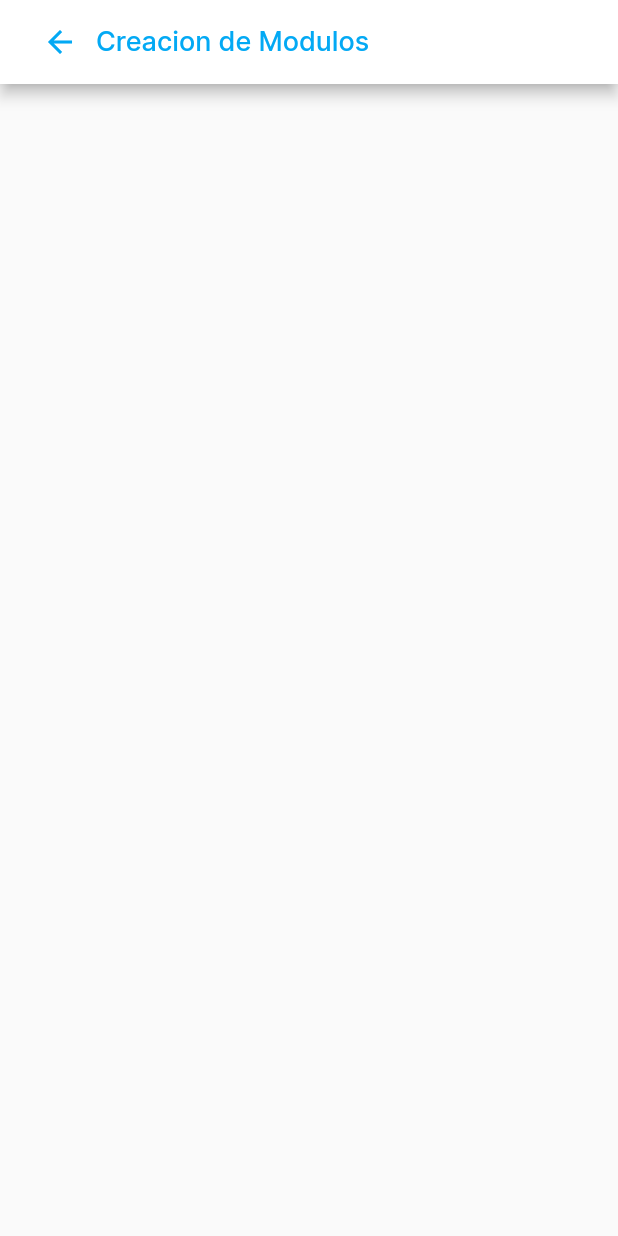
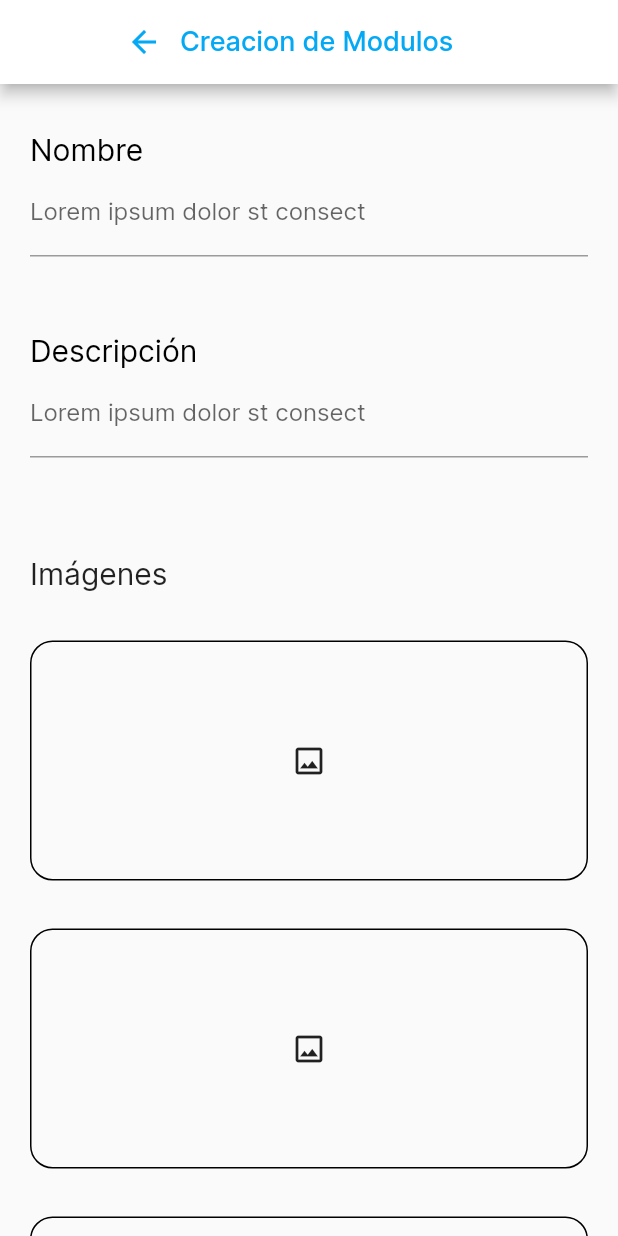
Before and after one commit to Marco984242564/Ui_test_flutter, a Flutter app: the crearModulos screen opened directly, on a phone screen of 412 x 824 dp. Run offline on Flutter 3.47's test engine with Material 2 defaults, Android fonts, the phone set to English and light mode, and no system bars; our stand-ins replace device_preview.

Commit message:
segundo commit

```diff
--- a/lib/creacion_modulos.dart
+++ b/lib/creacion_modulos.dart
@@ -1,9 +1,15 @@
+import 'package:fasty/widgets/fasty_botones.dart';
+import 'package:fasty/widgets/fasty_fields.dart';
+import 'package:fasty/widgets/insertar_Imagen.dart';
 import 'package:flutter/material.dart';
 
 class crearModulos extends StatelessWidget {
   @override
   Widget build(BuildContext context) {
-    return Scaffold(
+    return GestureDetector(
+      onTap: () => FocusScope.of(context).unfocus(),
+      child: Scaffold(
+        resizeToAvoidBottomInset: false,
         appBar: AppBar(
           backgroundColor: Colors.white,
           title: Row(
@@ -14,8 +20,45 @@ class crearModulos extends StatelessWidget {
               Text(
                 'Creacion de Modulos',
                 style: TextStyle(
-                  fontFamily: 'Inter', color: Colors.lightBlue, fontSize: 18),
+                  fontFamily: 'Inter',
+                  color: Colors.lightBlue,
+                  fontSize: 18,
+                ),
               )
+            ],
+          ),
+        ),
+        body: ListView(
+          keyboardDismissBehavior: ScrollViewKeyboardDismissBehavior.onDrag,
+          children: [
+            const fastyFields(
+                head: 'Nombre', field: 'Lorem ipsum dolor st consect'),
+            const fastyFields(
+                head: 'Descripción', field: 'Lorem ipsum dolor st consect'),
+            const SizedBox(
+              height: 47,
+            ),
+            Container(
+              padding: const EdgeInsets.symmetric(horizontal: 20),
+              width: double.infinity,
+              child: const Text(
+                'Imágenes',
+                style: TextStyle(fontFamily: 'Inter', fontSize: 20),
+              ),
+            ),
+            insertar_Imagen(),
+            insertar_Imagen(),
+            insertar_Imagen(),
+            const SizedBox(
+              height: 34,
+            ),
+            Container(
+                padding: const EdgeInsets.only(bottom: 53),
+                child: const fasty_Botones(
+                  btn_label: 'Crear',
+                  btn_label2: 'Cancelar',
+                  icondata: Icons.add_outlined,
+                )),
           ],
         ),
       ),
--- a/lib/main.dart
+++ b/lib/main.dart
@@ -1,4 +1,5 @@
 import 'package:device_preview/device_preview.dart';
+import 'package:fasty/Autenticacion.dart';
 import 'package:fasty/creacion_modulos.dart';
 import 'package:fasty/ventana_modulos.dart';
 import 'package:fasty/fastyboard.dart';
@@ -24,6 +25,6 @@ class MyApp extends StatelessWidget {
         useInheritedMediaQuery: true,
         locale: DevicePreview.locale(context),
         builder: DevicePreview.appBuilder,
-        home: crearModulos());
+        home: autentcacion());
   }
 }
--- /dev/null
+++ b/lib/widgets/fasty_fields.dart
@@ -0,0 +1,38 @@
+import 'package:flutter/material.dart';
+
+class fastyFields extends StatelessWidget {
+  final String head;
+  final String field;
+
+  const fastyFields({super.key, required this.head, required this.field});
+  @override
+  Widget build(BuildContext context) {
+    return Container(
+      padding: const EdgeInsets.symmetric(horizontal: 20),
+      child: Column(mainAxisAlignment: MainAxisAlignment.start, children: [
+        const SizedBox(
+          height: 32,
+        ),
+        SizedBox(
+          width: double.infinity,
+          child: Text(
+            head,
+            textAlign: TextAlign.start,
+            style: const TextStyle(
+                fontFamily: 'Inter', fontSize: 20, color: Colors.black),
+          ),
+        ),
+        TextField(
+          decoration: InputDecoration(
+            labelText: field,
+          ),
+          style: const TextStyle(
+              fontFamily: 'Inter', fontSize: 16, color: Colors.grey),
+        ),
+        const SizedBox(
+          height: 19,
+        )
+      ]),
+    );
+  }
+}
--- /dev/null
+++ b/lib/widgets/insertar_Imagen.dart
@@ -0,0 +1,27 @@
+import 'package:flutter/material.dart';
+
+class insertar_Imagen extends StatelessWidget {
+  @override
+  Widget build(BuildContext context) {
+    return Container(
+      width: double.infinity,
+      padding: const EdgeInsets.symmetric(horizontal: 20),
+      child: Column(
+        children: [
+          const SizedBox(
+            height: 32,
+          ),
+          Container(
+            width: double.infinity,
+            height: 160,
+            decoration: BoxDecoration(
+              border: Border.all(),
+              borderRadius: BorderRadius.circular(15),
+            ),
+            child: const Icon(Icons.image_outlined),
+          ),
+        ],
+      ),
+    );
+  }
+}
--- a/pubspec.yaml
+++ b/pubspec.yaml
@@ -70,6 +70,7 @@ flutter:
     - assets/Imagenes/modulos4.jpg
     - assets/Imagenes/modulos5.jpg
     - assets/Imagenes/modulos6.jpg
+    - assets/Imagenes/Imagenes.png
   #   - images/a_dot_ham.jpeg
 
   # An image asset can refer to one or more resolution-specific "variants", see
```
Also changed, not shown: lib/autenticacion.dart (added, +64 -0 lines), lib/widgets/fasty_botones.dart (added, +73 -0 lines), assets/Imagenes/Imagenes.png (added). Lines whose indentation alone changed are shown as unchanged.
